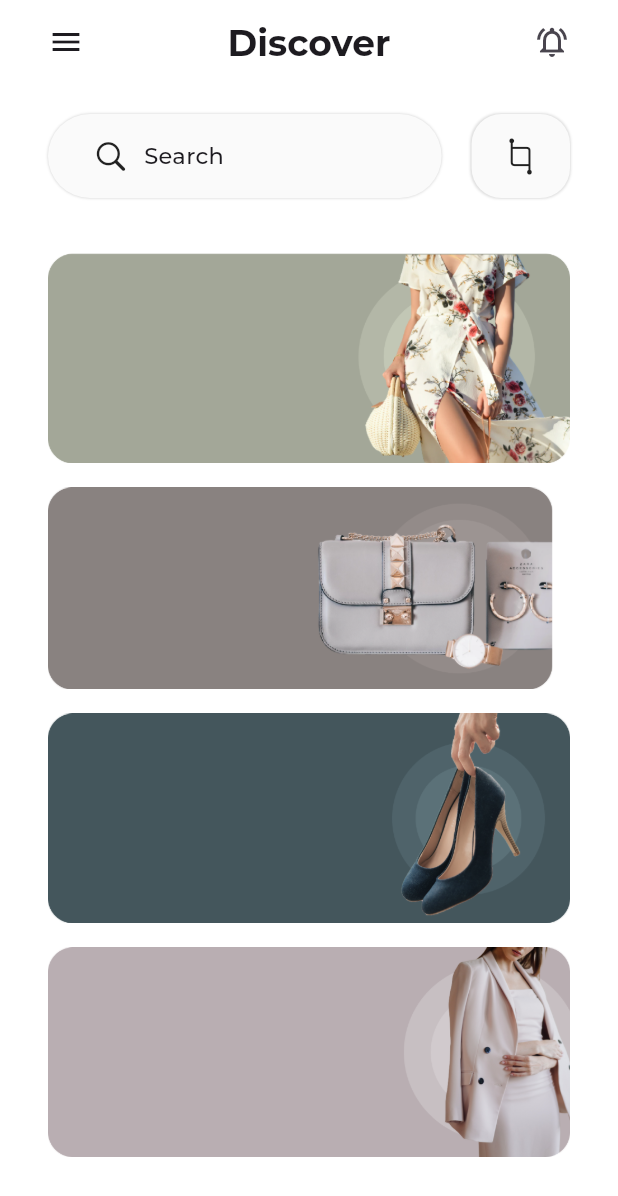
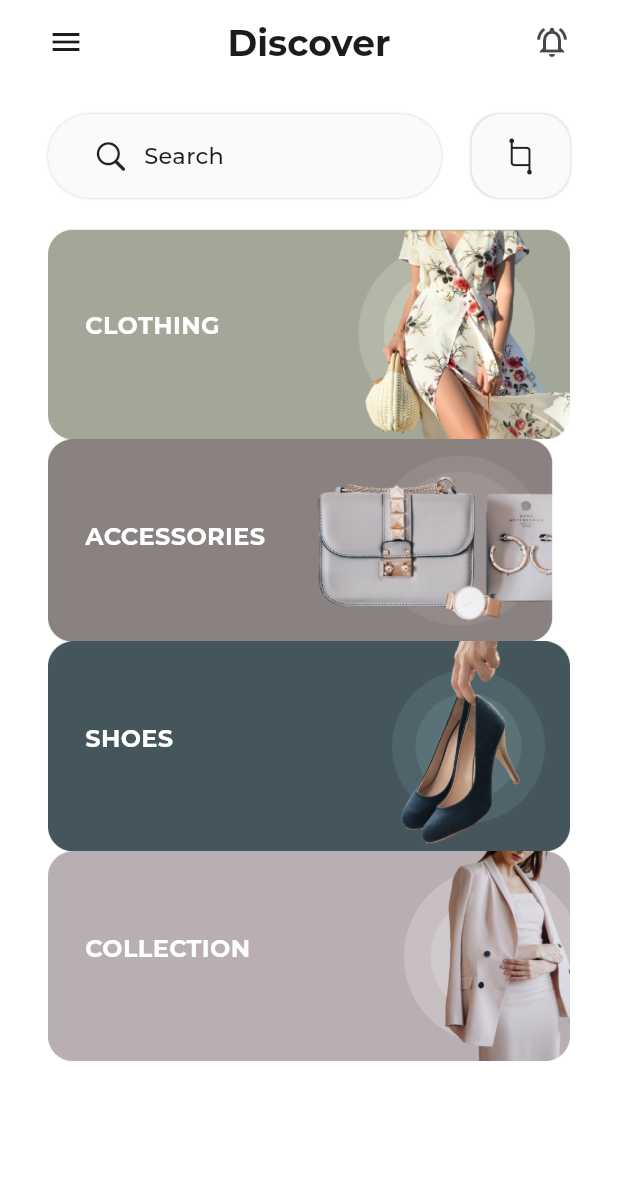
Before and after one commit to usama-tech-dev/gem_store, a Flutter app: the DiscoverPage screen opened directly, on a phone screen of 412 x 824 dp. Shown: the top 1196 px of the screen. Run offline on Flutter 3.47's test engine with Material 3 defaults, Android fonts, the phone set to English and light mode, and no system bars; our stand-ins replace bloc, carousel_slider, flutter_bloc, flutter_svg, pinput; project files that could hold a hidden picture were left out.

Commit message:
added subcategories to the discover page

```diff
--- a/lib/feature/dashboard/presentation/discover/presentation/discover_page.dart
+++ b/lib/feature/dashboard/presentation/discover/presentation/discover_page.dart
@@ -2,35 +2,101 @@ import 'package:flutter/cupertino.dart';
 import 'package:flutter/material.dart';
 import 'package:gem_store/core/constants/app_colors.dart';
 import 'package:gem_store/core/constants/assets.dart';
+import 'package:gem_store/core/extension/extension.dart';
 
-class DiscoverPage extends StatelessWidget {
+class DiscoverPage extends StatefulWidget {
   const DiscoverPage({super.key});
 
   @override
-  Widget build(BuildContext context) {
-    final List<String> images = [
-      Assets.search_1,
-      Assets.search_2,
-      Assets.search_3,
-      Assets.search_4,
+  State<DiscoverPage> createState() => _DiscoverPageState();
+}
+
+class _DiscoverPageState extends State<DiscoverPage> {
+  int _expandedIndex = -1;
+
+  final List<Category> categories = [
+    Category(
+      title: "Clothing",
+      image: Assets.search_1,
+      subCategories: [
+        SubCategory(name: "Jacket", items: 128),
+        SubCategory(name: "Skirts", items: 40),
+        SubCategory(name: "Dresses", items: 36),
+        SubCategory(name: "Sweaters", items: 24),
+        SubCategory(name: "Jeans", items: 14),
+        SubCategory(name: "T-Shirts", items: 12),
+        SubCategory(name: "Pants", items: 9),
+      ],
+    ),
+    Category(
+      title: "Accessories",
+      image: Assets.search_2,
+      subCategories: [
+        SubCategory(name: "Jacket", items: 128),
+        SubCategory(name: "Skirts", items: 40),
+        SubCategory(name: "Dresses", items: 36),
+        SubCategory(name: "Sweaters", items: 24),
+        SubCategory(name: "Jeans", items: 14),
+        SubCategory(name: "T-Shirts", items: 12),
+        SubCategory(name: "Pants", items: 9),
+      ],
+    ),
+    Category(
+      title: "Shoes",
+      image: Assets.search_3,
+      subCategories: [
+        SubCategory(name: "Jacket", items: 128),
+        SubCategory(name: "Skirts", items: 40),
+        SubCategory(name: "Dresses", items: 36),
+        SubCategory(name: "Sweaters", items: 24),
+        SubCategory(name: "Jeans", items: 14),
+        SubCategory(name: "T-Shirts", items: 12),
+        SubCategory(name: "Pants", items: 9),
+      ],
+    ),
+    Category(
+      title: "Collection",
+      image: Assets.search_4,
+      subCategories: [
+        SubCategory(name: "Jacket", items: 128),
+        SubCategory(name: "Skirts", items: 40),
+        SubCategory(name: "Dresses", items: 36),
+        SubCategory(name: "Sweaters", items: 24),
+        SubCategory(name: "Jeans", items: 14),
+        SubCategory(name: "T-Shirts", items: 12),
+        SubCategory(name: "Pants", items: 9),
+      ],
+    ),
   ];
 
+  void _toggleExpand(int index) {
+    setState(() {
+      if (_expandedIndex == index) {
+        _expandedIndex = -1;
+      } else {
+        _expandedIndex = index;
+      }
+    });
+  }
+
+  @override
+  Widget build(BuildContext context) {
     return Scaffold(
       backgroundColor: Colors.white,
       appBar: AppBar(
         backgroundColor: Colors.white,
-        leading: Padding(
-          padding: const EdgeInsets.symmetric(horizontal: 32.0),
+        leading: const Padding(
+          padding: EdgeInsets.symmetric(horizontal: 32.0),
           child: Icon(Icons.menu),
         ),
-        title: Text(
+        title: const Text(
           'Discover',
           style: TextStyle(fontSize: 24, fontWeight: FontWeight.bold),
         ),
         centerTitle: true,
-        actions: [
+        actions: const [
           Padding(
-            padding: const EdgeInsets.symmetric(horizontal: 32.0),
+            padding: EdgeInsets.symmetric(horizontal: 32.0),
             child: Icon(Icons.notifications_on_outlined),
           ),
         ],
@@ -39,7 +105,8 @@ class DiscoverPage extends StatelessWidget {
         padding: const EdgeInsets.symmetric(horizontal: 32.0),
         child: Column(
           children: [
-            SizedBox(height: 20),
+            const SizedBox(height: 20),
+            // Search Row
             Row(
               children: [
                 Expanded(
@@ -55,8 +122,9 @@ class DiscoverPage extends StatelessWidget {
                           spreadRadius: 0.5,
                           blurRadius: 0.5,
                         ),
-                        ]),
-                    child: Row(
+                      ],
+                    ),
+                    child: const Row(
                       children: [
                         SizedBox(width: 30),
                         Icon(CupertinoIcons.search),
@@ -69,7 +137,7 @@ class DiscoverPage extends StatelessWidget {
                     ),
                   ),
                 ),
-                SizedBox(width: 20),
+                const SizedBox(width: 20),
                 Expanded(
                   child: Container(
                     height: 56,
@@ -83,23 +151,70 @@ class DiscoverPage extends StatelessWidget {
                           spreadRadius: 0.5,
                           blurRadius: 0.5,
                         ),
-                        ]),
-                    child: Icon(CupertinoIcons.selection_pin_in_out),
+                      ],
+                    ),
+                    child: const Icon(CupertinoIcons.selection_pin_in_out),
                   ),
                 ),
               ],
             ),
+            const SizedBox(height: 20),
+            // Categories
             Expanded(
               child: ListView.builder(
-                shrinkWrap: true,
-                itemCount: images.length,
-                padding: EdgeInsets.only(top: 28),
-                itemBuilder: (_, index) => Padding(
-                  padding: const EdgeInsets.symmetric(vertical: 8.0),
-                  child: Image.asset(
-                    images[index],
+                itemCount: categories.length,
+                itemBuilder: (_, index) {
+                  final category = categories[index];
+                  final isExpanded = _expandedIndex == index;
+
+                  return Column(
+                    crossAxisAlignment: CrossAxisAlignment.start,
+                    children: [
+                      GestureDetector(
+                        onTap: () => _toggleExpand(index),
+                        child: Stack(
+                          children: [
+                            Image.asset(category.image),
+                            Positioned(
+                              left: context.width * .06,
+                              right: 0,
+                              top: context.height * .065,
+                              child: Text(
+                                category.title.toUpperCase(),
+                                style: const TextStyle(
+                                  color: Colors.white,
+                                  fontSize: 16,
+                                  fontWeight: FontWeight.bold,
                                 ),
                               ),
+                            ),
+                          ],
+                        ),
+                      ),
+                      if (isExpanded && category.subCategories.isNotEmpty)
+                        Padding(
+                          padding: const EdgeInsets.symmetric(vertical: 8.0),
+                          child: Column(
+                            children: category.subCategories
+                                .map(
+                                  (sub) => ListTile(
+                                    dense: true,
+                                    title: Text(sub.name),
+                                    trailing: Row(
+                                      mainAxisSize: MainAxisSize.min,
+                                      children: [
+                                        Text("${sub.items} Items"),
+                                        const Icon(Icons.arrow_forward_ios, size: 14),
+                                      ],
+                                    ),
+                                  ),
+                                )
+                                .toList(),
+                          ),
+                        ),
+                    ],
+                  );
+                },
               ),
             ),
           ],
@@ -108,3 +223,23 @@ class DiscoverPage extends StatelessWidget {
     );
   }
 }
+
+// Data Models
+class Category {
+  final String title;
+  final String image;
+  final List<SubCategory> subCategories;
+
+  Category({
+    required this.title,
+    required this.image,
+    this.subCategories = const [],
+  });
+}
+
+class SubCategory {
+  final String name;
+  final int items;
+
+  SubCategory({required this.name, required this.items});
+}
```
Lines whose indentation alone changed are shown as unchanged.
